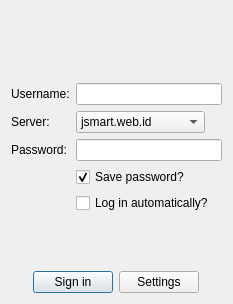
Above: ui/loginform.ui from WST/acid-pc before the change. Below: the same form after it.
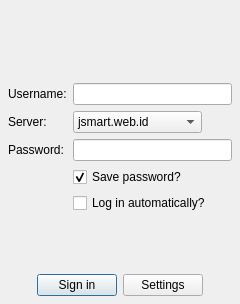
That is the form after the change. Icons and pictures are not drawn.

```diff
--- a/ui/loginform.ui
+++ b/ui/loginform.ui
@@ -6,7 +6,7 @@
    <rect>
     <x>0</x>
     <y>0</y>
-    <width>233</width>
+    <width>240</width>
     <height>304</height>
    </rect>
   </property>
@@ -16,6 +16,18 @@
     <verstretch>0</verstretch>
    </sizepolicy>
   </property>
+  <property name="minimumSize">
+   <size>
+    <width>240</width>
+    <height>304</height>
+   </size>
+  </property>
+  <property name="maximumSize">
+   <size>
+    <width>240</width>
+    <height>304</height>
+   </size>
+  </property>
   <property name="windowTitle">
    <string notr="true">Login window</string>
   </property>
@@ -24,6 +36,9 @@
     <normaloff>:/acid_16.png</normaloff>:/acid_16.png</iconset>
   </property>
   <layout class="QVBoxLayout" name="verticalLayout">
+   <property name="margin">
+    <number>8</number>
+   </property>
    <item>
     <widget class="QLabel" name="Logo_label">
      <property name="text">
```
Left out of the diff: 8 changed lines with no effect on the pictures.
